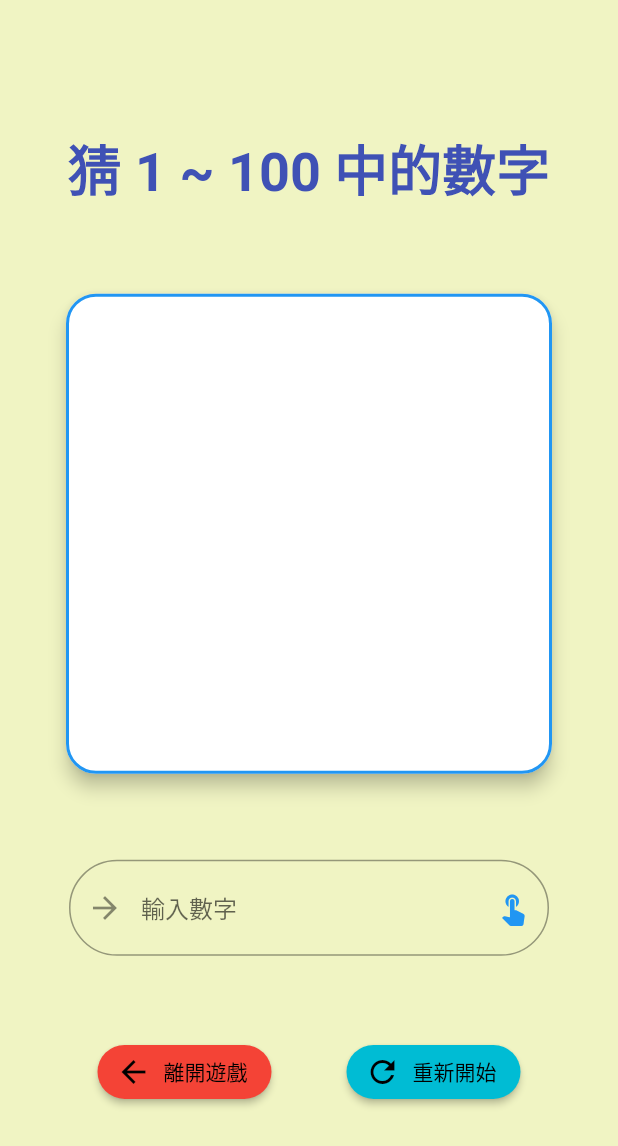
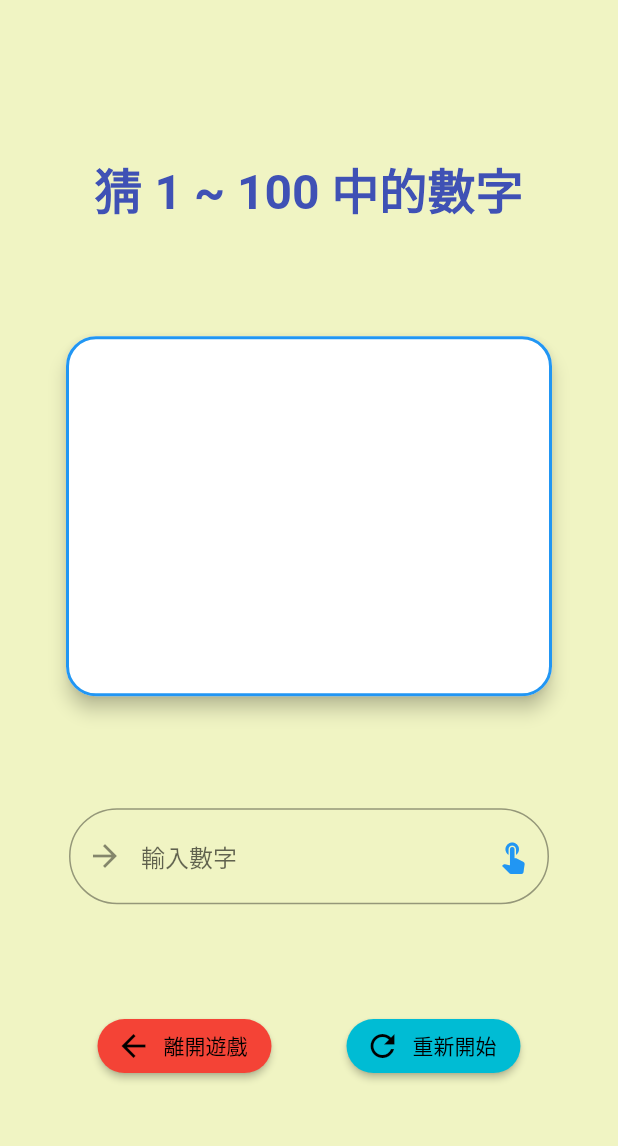
Before and after one commit to ricky9667/Flutter-Guess-Number, a Flutter app: the Game screen opened by its route, on a phone screen of 412 x 824 dp. Shown: the top 1146 px of the screen. Run offline on Flutter 3.47's test engine with Material 2 defaults, Android fonts, the phone set to English and light mode, and no system bars; our stand-ins replace toast; Roboto replaces fonts that are missing (JustFont).

Commit message:
Adjust game page ui

```diff
--- a/lib/pages/game_page.dart
+++ b/lib/pages/game_page.dart
@@ -164,7 +164,7 @@ class _GameState extends State<Game> {
                 '猜 1 ~ 100 中的數字',
                 style: TextStyle(
                   color: Colors.indigo,
-                  fontSize: 36.0,
+                  fontSize: 32.0,
                   fontWeight: FontWeight.bold,
                   fontFamily: 'JustFont',
                 ),
@@ -176,7 +176,7 @@ class _GameState extends State<Game> {
                 ),
                 elevation: 5.0,
                 child: Container(
-                  height: 320.0,
+                  height: 240.0,
                   child: ListView.builder(
                     padding: EdgeInsets.all(2.0),
                     itemCount: numbers.length,
```
